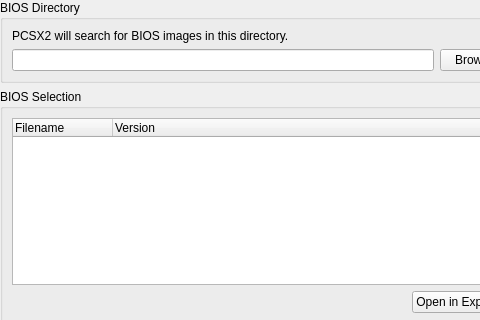
PCSX2/pcsx2, file pcsx2-qt/Settings/BIOSSettingsWidget.ui: the form before one commit; both pictures show x 0 to 480 and y 0 to 320 of the 618 by 408 pixel window.
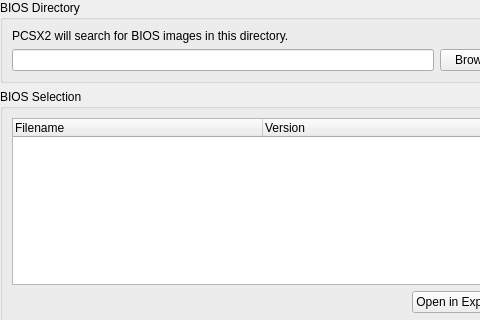
The form after the commit.

Commit message:
Qt: Resize default headersize BIOS
Qt: Resize default headersize BIOS

The first column was too small and visually makes it harder to see what BIOS you have.

What changed in the file:
```diff
--- a/pcsx2-qt/Settings/BIOSSettingsWidget.ui
+++ b/pcsx2-qt/Settings/BIOSSettingsWidget.ui
@@ -108,6 +108,12 @@
         <property name="rootIsDecorated">
          <bool>false</bool>
         </property>
+        <attribute name="headerMinimumSectionSize">
+         <number>250</number>
+        </attribute>
+        <attribute name="headerDefaultSectionSize">
+         <number>250</number>
+        </attribute>
         <column>
          <property name="text">
           <string>Filename</string>
```
